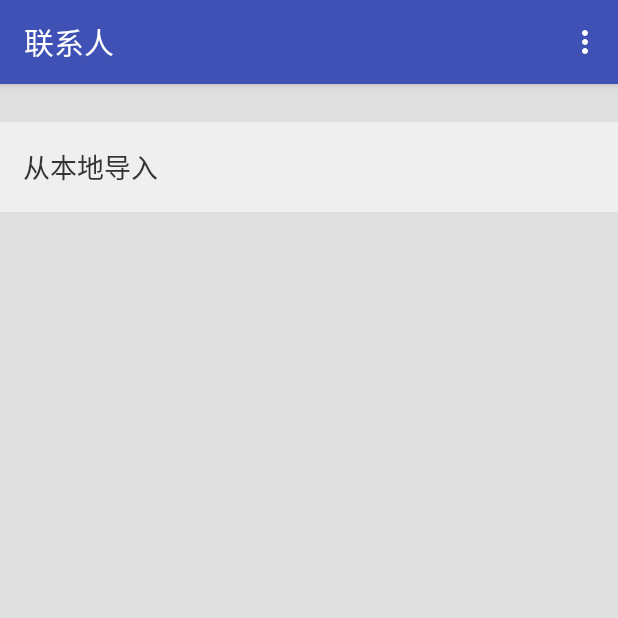
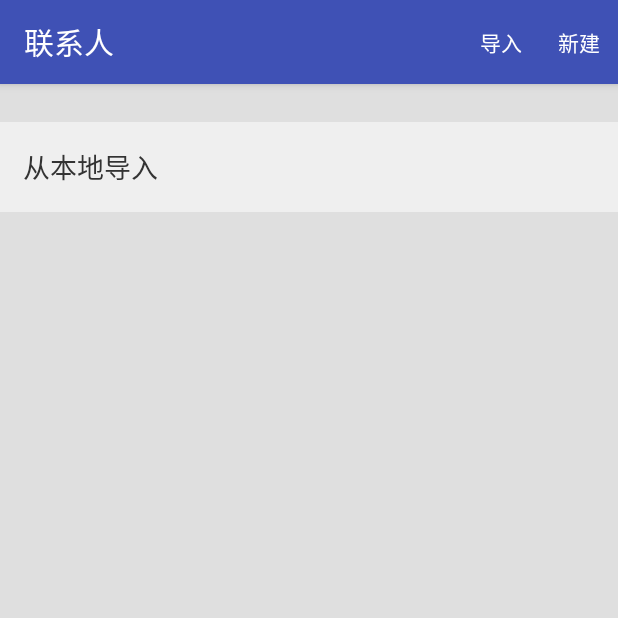
Before and after one commit to yetwish/Contacts, an Android app: the screen it shows after launch (ContactsListActivity), on a phone screen of 412 x 824 dp, the top half of it. Run offline under Robolectric (Android 15) with nearby library versions, the phone set to English and light mode, and no system bars; libraries missing offline, so code that uses them is left out: com.afollestad.materialdialogs.

Commit message:
优化界面 and 修复bugs

```diff
--- a/ContactsDemo/app/src/main/java/com/yetwish/contactsdemo/BaseActivity.java
+++ b/ContactsDemo/app/src/main/java/com/yetwish/contactsdemo/BaseActivity.java
@@ -178,7 +178,7 @@ public class BaseActivity extends AppCompatActivity {
 
     @Override
     public void onBackPressed() {
-        if(hideBasicDialog()|| hideProgressDialog()|| hideInputDialog())
+        if (hideBasicDialog() || hideInputDialog())
             return;
         super.onBackPressed();
     }
--- a/ContactsDemo/app/src/main/java/com/yetwish/contactsdemo/activities/ContactsEditActivity.java
+++ b/ContactsDemo/app/src/main/java/com/yetwish/contactsdemo/activities/ContactsEditActivity.java
@@ -63,7 +63,7 @@ public class ContactsEditActivity extends BaseActivity {
             showPhoneNumbers();
             getSupportActionBar().setTitle(R.string.contacts_edit_title);
         } else {
-            getSupportActionBar().setTitle(R.string.menu_add);
+            getSupportActionBar().setTitle(R.string.contacts_add_title);
             addPhoneView();
         }
         getSupportActionBar().setDisplayHomeAsUpEnabled(true);
@@ -132,6 +132,7 @@ public class ContactsEditActivity extends BaseActivity {
                 finish();
                 break;
             case android.R.id.home:
+                hideKeyBoard();
                 finish();
                 break;
 
--- a/ContactsDemo/app/src/main/java/com/yetwish/contactsdemo/database/DbContactsManager.java
+++ b/ContactsDemo/app/src/main/java/com/yetwish/contactsdemo/database/DbContactsManager.java
@@ -10,6 +10,7 @@ import android.os.Looper;
 import android.support.annotation.NonNull;
 
 import com.yetwish.contactsdemo.ApiCallback;
+import com.yetwish.contactsdemo.BaseApplication;
 import com.yetwish.contactsdemo.model.Contacts;
 import com.yetwish.contactsdemo.utils.ContactsUtils;
 import com.yetwish.contactsdemo.utils.JsonUtils;
@@ -44,6 +45,9 @@ public class DbContactsManager {
     private Handler mMainHandler;
 
     private DbContactsManager() {
+        if (BaseApplication.getInstance() != null) {
+            init(BaseApplication.getInstance());
+        }
     }
 
     public void init(Context context) {
@@ -70,11 +74,9 @@ public class DbContactsManager {
                 Cursor cursor = null;
                 try {
                     cursor = query(null, null, null, null); //检索整个表格
-                    if (cursor == null) {
-                        callback.onFailed("Something wrong");
+                    if (cursor == null || !cursor.moveToFirst()) {
                         return;
                     }
-                    cursor.moveToFirst();
                     do {
                         Contacts contacts = new Contacts();
                         contacts.setId(cursor.getInt(cursor.getColumnIndex("_id")));
@@ -109,10 +111,6 @@ public class DbContactsManager {
                 Cursor cursor = null;
                 try {
                     cursor = query(id, null, null); //检索单条数据
-                    if (cursor == null) {
-                        callback.onFailed("Something wrong");
-                        return;
-                    }
                     final Contacts contacts = new Contacts();
                     if (cursor.moveToFirst()) {
                         contacts.setId(cursor.getInt(cursor.getColumnIndex("_id")));
@@ -160,20 +158,6 @@ public class DbContactsManager {
     public Cursor query(int id, String[] projection, String sortOrder) {
 
         return query(projection, "_id = ?", new String[]{String.valueOf(id)}, sortOrder);
-    }
-
-    /**
-     * 搜索匹配
-     *
-     * @param searchKey
-     * @param projection
-     * @param sortOrder
-     * @return
-     */
-    public Cursor query(String searchKey, String[] projection, String sortOrder) {
-
-        return query(projection, "searchKey like ? or sortKey like ? or phoneNumber like ? or name like ?",
-                new String[]{"%" + searchKey + "%", "%" + searchKey + "%", "%" + searchKey + "%", "%" + searchKey + "%"}, sortOrder);
     }
 
     /**
--- a/ContactsDemo/app/src/main/java/com/yetwish/contactsdemo/provider/ContactsProvider.java
+++ b/ContactsDemo/app/src/main/java/com/yetwish/contactsdemo/provider/ContactsProvider.java
@@ -10,7 +10,7 @@ import android.support.annotation.Nullable;
 import com.yetwish.contactsdemo.database.DbContactsManager;
 
 /**
- * 联系人content provider
+ * 联系人content provider todo 应该将数据与应用放在两个project中
  * Created by yetwish on 2016/9/8.
  */
 public class ContactsProvider extends ContentProvider {
--- a/ContactsDemo/app/src/main/java/com/yetwish/contactsdemo/widget/indexer/ContactsSectionIndexer.java
+++ b/ContactsDemo/app/src/main/java/com/yetwish/contactsdemo/widget/indexer/ContactsSectionIndexer.java
@@ -56,7 +56,11 @@ public class ContactsSectionIndexer implements ISectionIndexer<Contacts> {
      * 根据联系人列表建立索引
      */
     private void updateFirstItemAndPosition() {
-        if (mContactsList.size() <= 1) return;
+        if (mContactsList.size() <= 1) {
+            if (mContactsList.size() == 1)
+                mContactsList.get(0).setFirst(true);
+            return;
+        }
         //根据sortKey排序
         Collections.sort(mContactsList);
         //获取第一个preFirstChar,方便循环对比
@@ -80,7 +84,7 @@ public class ContactsSectionIndexer implements ISectionIndexer<Contacts> {
         do {
             count += sectionCounts[mSections[i++].charAt(0)];
             if (sectionCounts[mSections[i].charAt(0)] != 0)
-                mPositions[i] =  count;
+                mPositions[i] = count;
             else
                 mPositions[i] = mPositions[i - 1];
         } while (i < mSections.length - 1);
--- a/ContactsDemo/app/src/main/res/layout/contacts_empty_view.xml
+++ b/ContactsDemo/app/src/main/res/layout/contacts_empty_view.xml
@@ -13,7 +13,7 @@
         android:paddingLeft="@dimen/item_list_padding_horizontal"
         android:textSize="@dimen/main_text_size"
         android:gravity="center_vertical"
-        android:text="@string/contacts_load"
+        android:text="@string/contacts_import"
         android:layout_marginTop="@dimen/item_sections_height"
         android:layout_width="match_parent"
         android:layout_height="@dimen/item_list_height" />
--- a/ContactsDemo/app/src/main/res/menu/menu_contacts.xml
+++ b/ContactsDemo/app/src/main/res/menu/menu_contacts.xml
@@ -2,11 +2,16 @@
 <menu xmlns:android="http://schemas.android.com/apk/res/android"
     xmlns:app="http://schemas.android.com/apk/res-auto">
 
+    <item android:id="@+id/menu_import"
+        app:showAsAction="always"
+        android:title="@string/menu_import"/>
+
     <item android:id="@+id/menu_add"
-        app:showAsAction="collapseActionView"
+        app:showAsAction="always"
         android:title="@string/menu_add"/>
 
     <item android:id="@+id/menu_edit"
-        app:showAsAction="collapseActionView"
+        app:showAsAction="always"
         android:title="@string/menu_edit"/>
+
 </menu>
--- a/ContactsDemo/app/src/main/res/menu/menu_contacts_edit.xml
+++ b/ContactsDemo/app/src/main/res/menu/menu_contacts_edit.xml
@@ -1,15 +1,27 @@
 <?xml version="1.0" encoding="utf-8"?>
 <menu xmlns:android="http://schemas.android.com/apk/res/android"
     xmlns:app="http://schemas.android.com/apk/res-auto">
-    <item android:id="@+id/menu_all"
-        app:showAsAction="collapseActionView"
-        android:title="@string/menu_all"/>
+    <item
+        android:id="@+id/menu_save"
+        android:title="@string/menu_export"
+        app:showAsAction="always" />
 
-    <item android:id="@+id/menu_save"
-        app:showAsAction="collapseActionView"
-        android:title="@string/menu_save"/>
+    <item
+        android:id="@+id/menu_delete"
+        android:title="@string/menu_delete"
+        app:showAsAction="always" />
 
-    <item android:id="@+id/menu_delete"
-        app:showAsAction="collapseActionView"
-        android:title="@string/menu_delete"/>
+    <item
+        android:id="@+id/menu_all"
+        android:title="@string/menu_all"
+        app:showAsAction="always" />
+
+    <item
+        android:id="@+id/menu_cancel"
+        android:title="@string/cancel"
+        app:showAsAction="always" />
+
+
+
+
 </menu>
--- /dev/null
+++ b/ContactsDemo/app/src/main/res/menu/menu_contacts_empty.xml
@@ -0,0 +1,14 @@
+<?xml version="1.0" encoding="utf-8"?>
+<menu xmlns:android="http://schemas.android.com/apk/res/android"
+    xmlns:app="http://schemas.android.com/apk/res-auto">
+
+    <item
+        android:id="@+id/menu_import"
+        android:title="@string/menu_import"
+        app:showAsAction="always" />
+
+    <item
+        android:id="@+id/menu_add"
+        android:title="@string/menu_add"
+        app:showAsAction="always" />
+</menu>
--- a/ContactsDemo/app/src/main/res/values/strings.xml
+++ b/ContactsDemo/app/src/main/res/values/strings.xml
@@ -3,8 +3,9 @@
     <string name="contacts_title">联系人</string>
     <string name="contacts_load_title">导入联系人</string>
     <string name="contacts_edit_title">编辑联系人</string>
+    <string name="contacts_add_title">新建联系人</string>
     <string name="detail_title">联系人详情</string>
-    <string name="contacts_load">从本地导入</string>
+    <string name="contacts_import">从本地导入</string>
     <string name="loading">正在加载</string>
     <string name="contacts_save">导出到手机</string>
     <string name="contacts_empty">无联系人</string>
@@ -12,8 +13,8 @@
     <string name="contacts_find">正在搜索联系人数据</string>
     <string name="contacts_find_nothing">未找到联系人数据文件</string>
     <string name="contacts_choice">选择要导入的文件</string>
-    <string name="contacts_loading">正在导入</string>
-    <string name="contacts_saving">正在导出</string>
+    <string name="contacts_importing">正在导入</string>
+    <string name="contacts_exporting">正在导出</string>
     <string name="contacts_phone_hint">请输入电话号码</string>
     <string name="contacts_name_hint">姓名</string>
     <string name="confirm">确定</string>
@@ -21,10 +22,11 @@
 
     <string name="contacts_search_hint">搜索联系人</string>
 
-    <string name="menu_add">新建联系人</string>
+    <string name="menu_add">新建</string>
     <string name="menu_edit">编辑</string>
     <string name="menu_all">全选/反选</string>
-    <string name="menu_save">导出</string>
+    <string name="menu_export">导出</string>
+    <string name="menu_import">导入</string>
     <string name="menu_delete">删除</string>
     <string name="menu_finish">完成</string>
 
```
Also changed, not shown: ContactsDemo/app/src/main/AndroidManifest.xml (+4 -4 lines), ContactsDemo/app/src/main/java/com/yetwish/contactsdemo/activities/ContactsListActivity.java (+59 -17 lines), ContactsDemo/app/src/main/java/com/yetwish/contactsdemo/activities/ContactsLoadActivity.java (+8 -1 lines), ContactsDemo/app/src/main/java/com/yetwish/contactsdemo/utils/FileUtils.java (+5 -5 lines), ContactsDemo/app/src/main/java/com/yetwish/contactsdemo/widget/ContactsListAdapter.java (+11 -4 lines), ContactsDemo/app/src/main/res/layout/activity_list.xml (+1 -9 lines), ContactsDemo/app/src/main/res/layout/item_contacts_list.xml (+6 -1 lines).
